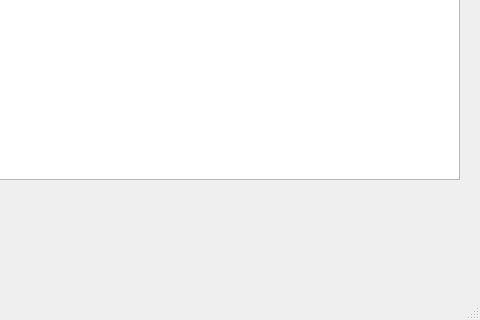
Before: the Qt Designer form solucionParcial/mainwindow.ui in Julian-guillermo-zapata-rugeles/parcial-3, drawn with Qt 5; both pictures show x 820 to 1300 and y 380 to 700 of the 1300 by 700 pixel window.
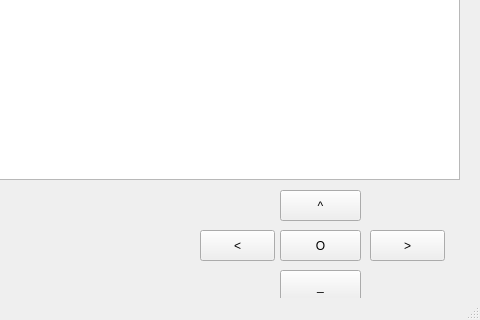
After: the same form once the commit is applied.

What changed in the file:
```diff
--- a/solucionParcial/mainwindow.ui
+++ b/solucionParcial/mainwindow.ui
@@ -89,6 +89,71 @@
      <string>O</string>
     </property>
    </widget>
+   <widget class="QPushButton" name="btn_subir_2">
+    <property name="geometry">
+     <rect>
+      <x>1100</x>
+      <y>570</y>
+      <width>81</width>
+      <height>31</height>
+     </rect>
+    </property>
+    <property name="text">
+     <string>^</string>
+    </property>
+   </widget>
+   <widget class="QPushButton" name="btn_izquierda_2">
+    <property name="geometry">
+     <rect>
+      <x>1020</x>
+      <y>610</y>
+      <width>75</width>
+      <height>31</height>
+     </rect>
+    </property>
+    <property name="text">
+     <string>&lt;</string>
+    </property>
+   </widget>
+   <widget class="QPushButton" name="btn_derecha_2">
+    <property name="geometry">
+     <rect>
+      <x>1190</x>
+      <y>610</y>
+      <width>75</width>
+      <height>31</height>
+     </rect>
+    </property>
+    <property name="text">
+     <string>&gt;</string>
+    </property>
+   </widget>
+   <widget class="QPushButton" name="btn_bajar_2">
+    <property name="geometry">
+     <rect>
+      <x>1100</x>
+      <y>650</y>
+      <width>81</width>
+      <height>31</height>
+     </rect>
+    </property>
+    <property name="text">
+     <string>_</string>
+    </property>
+   </widget>
+   <widget class="QPushButton" name="btn_fuego_2">
+    <property name="geometry">
+     <rect>
+      <x>1100</x>
+      <y>610</y>
+      <width>81</width>
+      <height>31</height>
+     </rect>
+    </property>
+    <property name="text">
+     <string>O</string>
+    </property>
+   </widget>
   </widget>
   <widget class="QMenuBar" name="menubar">
    <property name="geometry">
```
